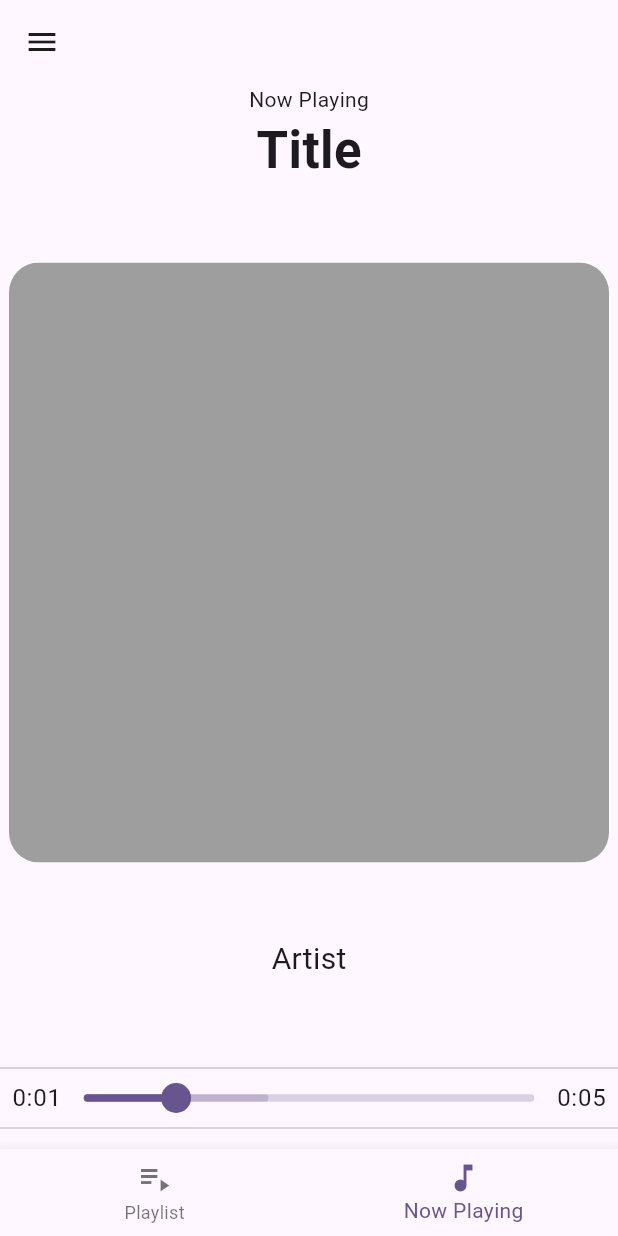
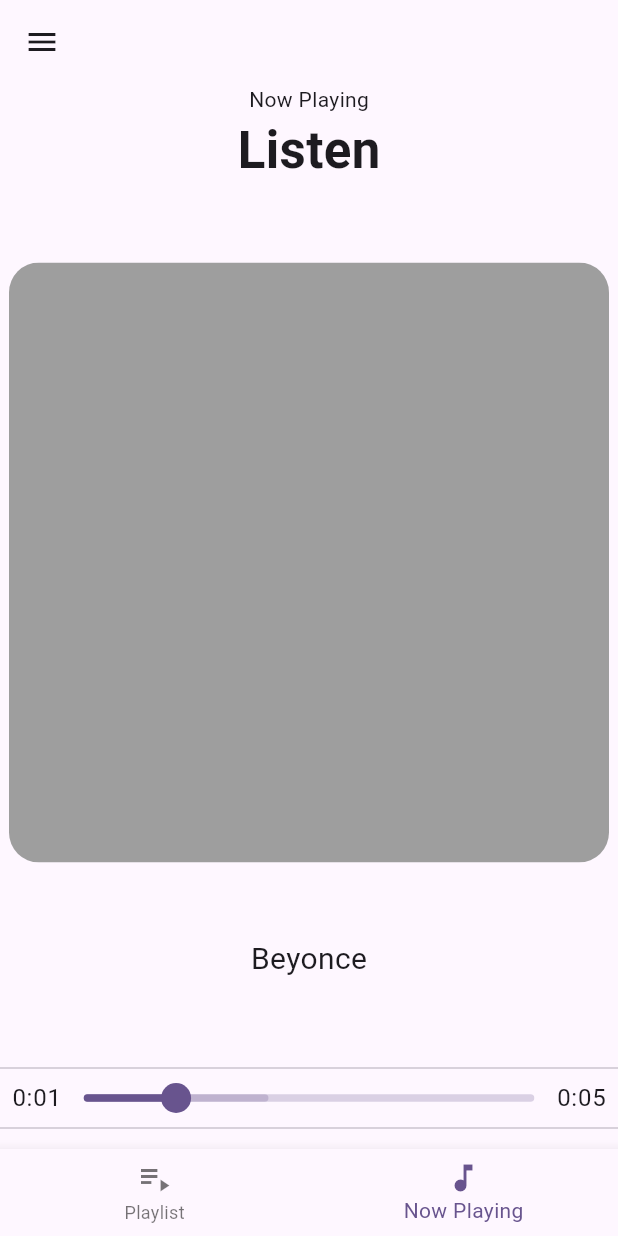
Before and after one commit to realino98/flutter_mp3_player, a Flutter app: the screen it shows after launch, on a phone screen of 412 x 824 dp. Run offline on Flutter 3.47's test engine with Material 2 defaults, Android fonts, the phone set to English and light mode, and no system bars; drawn by our look-alikes of audio_video_progress_bar.

Commit message:
BR : Added Provider for Songs

```diff
--- a/lib/homepage.dart
+++ b/lib/homepage.dart
@@ -1,6 +1,8 @@
 import 'package:flutter/material.dart';
 import 'package:mp3_player/now_playing.dart';
 import 'package:mp3_player/playlist.dart';
+import 'package:mp3_player/provider/state_provider.dart';
+import 'package:provider/provider.dart';
 
 class HomePage extends StatefulWidget {
   const HomePage({super.key});
@@ -18,7 +20,8 @@
   int _pageIndex = 1;
   @override
   Widget build(BuildContext context) {
-    return Scaffold(
+    return Consumer<MusicPlayerProvider>(
+      builder: (context, value, child) => Scaffold(
         drawer: Drawer(),
         appBar: AppBar(),
         bottomNavigationBar: BottomNavigationBar(
@@ -32,14 +35,15 @@
               label: "Now Playing",
             ),
           ],
-        currentIndex: _pageIndex,
-        onTap: (value) {
+          onTap: (val) {
             setState(() {
-            _pageIndex = value;
+              value.setPageState(val);
             });
           },
+          currentIndex: value.page_state,
         ),
-      body: _element.elementAt(_pageIndex),
+        body: _element.elementAt(value.page_state),
+      ),
     );
   }
 }
--- a/lib/main.dart
+++ b/lib/main.dart
@@ -1,4 +1,6 @@
 import 'package:flutter/material.dart';
+import 'package:mp3_player/provider/state_provider.dart';
+import 'package:provider/provider.dart';
 
 import 'homepage.dart';
 
@@ -19,7 +21,10 @@
         useMaterial3: true,
       ),
       debugShowCheckedModeBanner: false,
-      home: HomePage(),
+      home: ChangeNotifierProvider(
+        create: (context) => MusicPlayerProvider(),
+        child: HomePage(),
+      ),
     );
   }
 }
--- a/lib/models/song_model.dart
+++ b/lib/models/song_model.dart
@@ -1,4 +1,5 @@
 class Song {
+  final int song_id;
   final String title;
   final List<String> artists;
   final int duration;
@@ -7,6 +8,7 @@
   final int times_listened;
 
   Song({
+    required this.song_id,
     required this.title,
     required this.artists,
     required this.duration,
@@ -16,6 +18,7 @@
   });
   factory Song.fromMap(Map<String, dynamic> song) {
     return Song(
+      song_id: song["song_id"],
       album_cover: song["album_cover"],
       title: song["title"],
       artists: song["artists"],
--- a/lib/now_playing.dart
+++ b/lib/now_playing.dart
@@ -1,5 +1,8 @@
 import 'package:audio_video_progress_bar/audio_video_progress_bar.dart';
 import 'package:flutter/material.dart';
+import 'package:mp3_player/models/song_model.dart';
+import 'package:mp3_player/provider/state_provider.dart';
+import 'package:provider/provider.dart';
 
 class NowPLaying extends StatefulWidget {
   const NowPLaying({super.key});
@@ -12,16 +15,18 @@
   var _playerProgress = 0.2;
   @override
   Widget build(BuildContext context) {
-    return LayoutBuilder(
-      builder: (context, constraints) {
-        return Column(
+    return Consumer<MusicPlayerProvider>(
+      builder: (context, value, child) {
+        final Song cur_song = value.songs[value.now_playing_id];
+        return Scaffold(
+          body: Column(
             children: [
               Center(
                 child: Column(
                   children: [
                     Text("Now Playing"),
                     Text(
-                    "Title",
+                      cur_song.title,
                       style: TextStyle(
                         fontWeight: FontWeight.bold,
                         fontSize: 34,
@@ -46,7 +51,7 @@
                 height: 50,
               ),
               Text(
-              "Artist",
+                cur_song.artists[0],
                 style: TextStyle(
                   fontSize: 20,
                 ),
@@ -79,26 +84,40 @@
                   ),
                   IconButton(
                     icon: Icon(Icons.skip_previous),
-                  onPressed: () {},
+                    onPressed: () {
+                      value.prevSong();
+                    },
                     iconSize: 75,
                   ),
                   IconButton(
-                  icon: Icon(Icons.play_arrow),
-                  onPressed: () {},
+                    icon: value.isPlaying
+                        ? Icon(Icons.pause)
+                        : Icon(Icons.play_arrow),
+                    onPressed: () {
+                      value.setIsPlaying();
+                    },
                     iconSize: 75,
                   ),
                   IconButton(
                     icon: Icon(Icons.skip_next),
-                  onPressed: () {},
+                    onPressed: () {
+                      value.nextSong();
+                    },
                     iconSize: 75,
                   ),
                   IconButton(
-                  icon: Icon(Icons.favorite),
+                    icon: cur_song.favorite
+                        ? Icon(
+                            Icons.favorite,
+                            color: Colors.red,
+                          )
+                        : Icon(Icons.favorite),
                     onPressed: () {},
                   ),
                 ],
               )
             ],
+          ),
         );
       },
     );
--- /dev/null
+++ b/lib/provider/state_provider.dart
@@ -0,0 +1,80 @@
+import 'package:flutter/material.dart';
+import 'package:mp3_player/models/song_model.dart';
+import 'package:mp3_player/now_playing.dart';
+
+class MusicPlayerProvider extends ChangeNotifier {
+  List<Song> _songs = [
+    Song(
+      song_id: 0,
+      title: "Listen",
+      artists: ["Beyonce"],
+      duration: 230,
+      favorite: false,
+      album_cover: "",
+      times_listened: 0,
+    ),
+    Song(
+      song_id: 1,
+      title: "Halo",
+      artists: ["Beyonce"],
+      duration: 230,
+      favorite: false,
+      album_cover: "",
+      times_listened: 0,
+    ),
+    Song(
+      song_id: 2,
+      title: "Love Story",
+      artists: ["Taylor Swift"],
+      duration: 230,
+      favorite: true,
+      album_cover: "",
+      times_listened: 0,
+    ),
+  ];
+  int _page_state = 1;
+  int _now_playing_id = 0;
+  bool _isPlaying = false;
+
+  get page_state => _page_state;
+  get now_playing_id => _now_playing_id;
+  get isPlaying => _isPlaying;
+  get songs => _songs;
+
+  setPageState(int number) {
+    _page_state = number;
+    notifyListeners();
+  }
+
+  setNowPlaying(int id) {
+    _now_playing_id = id;
+    notifyListeners();
+  }
+
+  setIsPlaying() {
+    _isPlaying = !_isPlaying;
+    notifyListeners();
+  }
+
+  nextSong() {
+    if (_now_playing_id == _songs.length - 1) {
+      _now_playing_id = 0;
+    } else {
+      _now_playing_id += 1;
+    }
+    notifyListeners();
+  }
+
+  toggleFavorite() {
+    notifyListeners();
+  }
+
+  prevSong() {
+    if (_now_playing_id == 0) {
+      _now_playing_id = _songs.length - 1;
+    } else {
+      _now_playing_id -= 1;
+    }
+    notifyListeners();
+  }
+}
--- a/pubspec.yaml
+++ b/pubspec.yaml
@@ -37,6 +37,7 @@
   cupertino_icons: ^1.0.2
   audioplayers: ^5.1.0
   audio_video_progress_bar: ^2.0.0
+  provider: ^6.0.5
 
 dev_dependencies:
   flutter_test:
```
Also changed, not shown: lib/playlist.dart (+23 -7 lines), pubspec.lock. Lines whose indentation alone changed are shown as unchanged.
